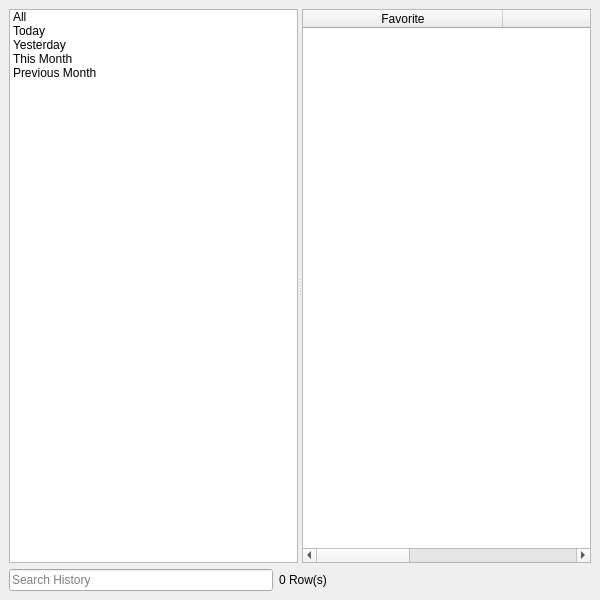
First picture: the form in UI/dooble_history_window.ui, repository textbrowser/dooble, before the edit.
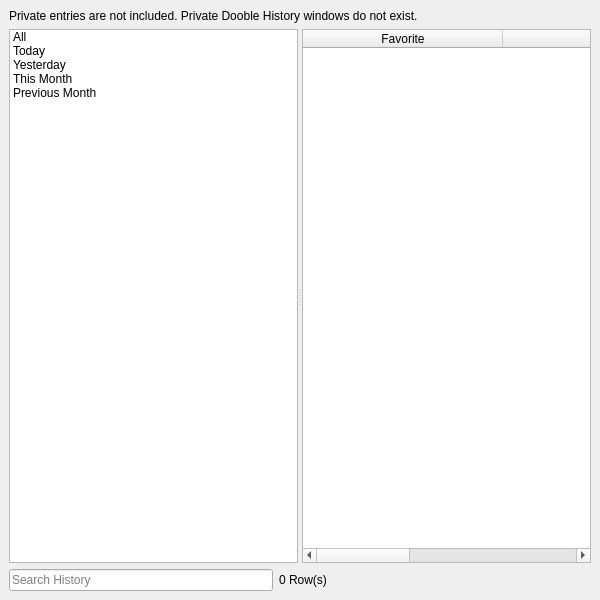
Second picture: the form after the edit. Icons and pictures are not drawn. Custom widgets are drawn as their Qt base class.

Patch:
```diff
--- a/UI/dooble_history_window.ui
+++ b/UI/dooble_history_window.ui
@@ -19,6 +19,19 @@
   </property>
   <widget class="QWidget" name="centralwidget">
    <layout class="QVBoxLayout" name="verticalLayout">
+    <item>
+     <widget class="QLabel" name="label">
+      <property name="sizePolicy">
+       <sizepolicy hsizetype="Preferred" vsizetype="Maximum">
+        <horstretch>0</horstretch>
+        <verstretch>0</verstretch>
+       </sizepolicy>
+      </property>
+      <property name="text">
+       <string>&lt;html&gt;&lt;head/&gt;&lt;body&gt;&lt;p&gt;Private entries are not included. Private Dooble History windows do not exist.&lt;/p&gt;&lt;/body&gt;&lt;/html&gt;</string>
+      </property>
+     </widget>
+    </item>
     <item>
      <widget class="QSplitter" name="splitter">
       <property name="orientation">
```
